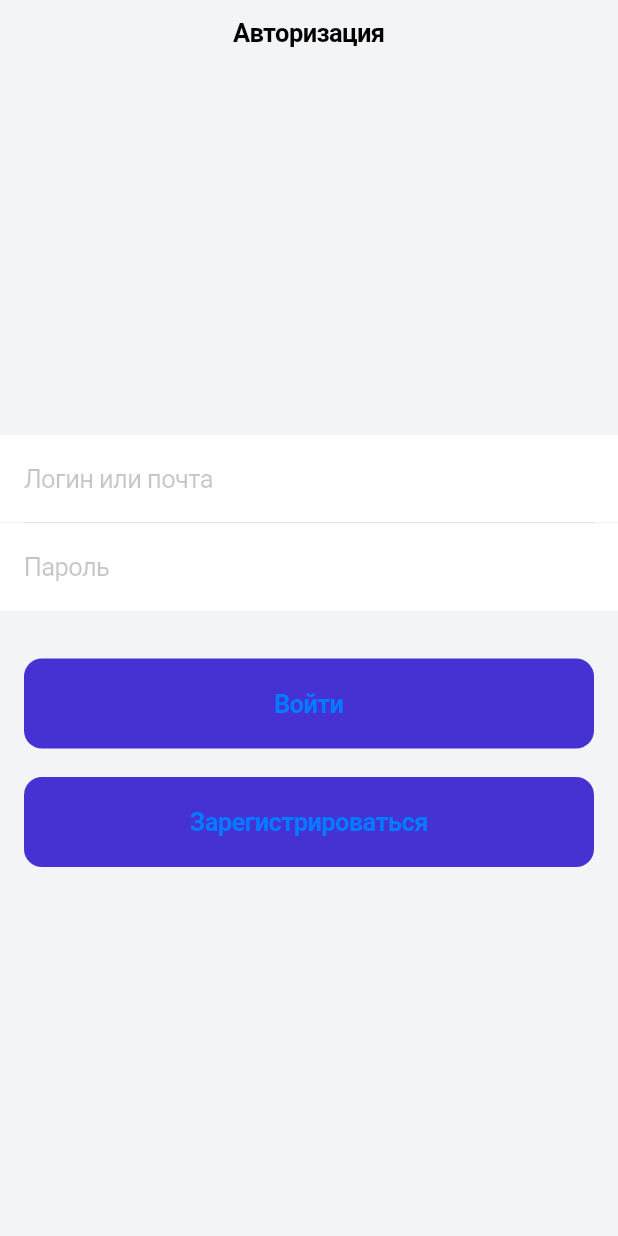
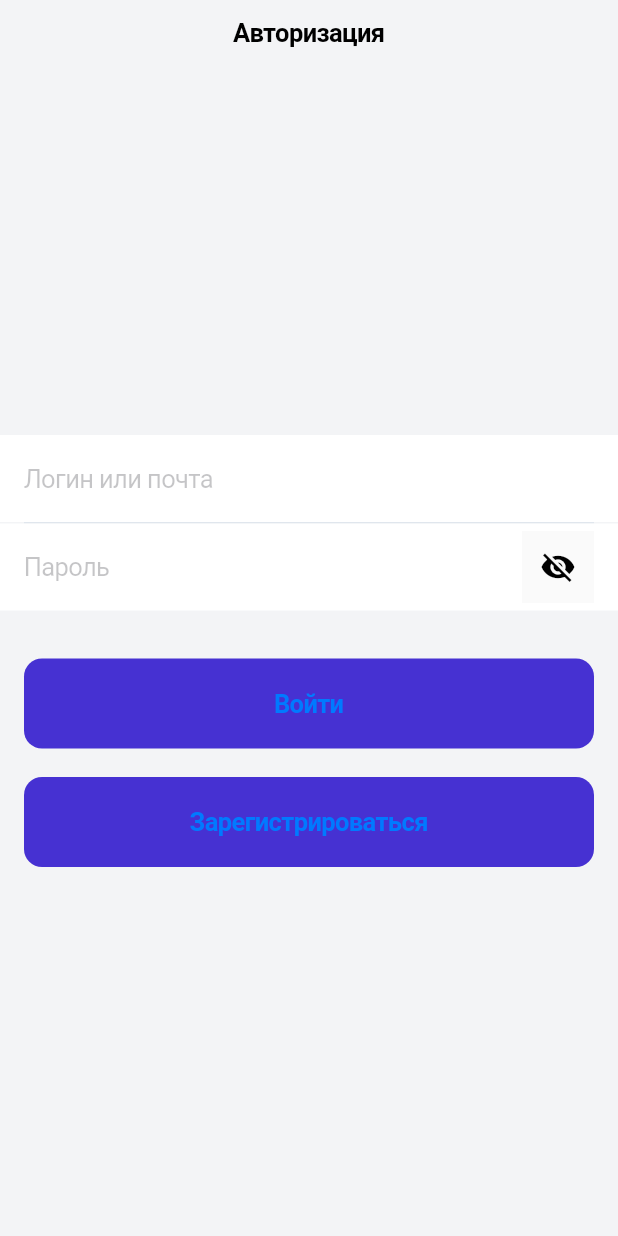
Before and after one commit to Dumankrg2019/flutter_project01, a Flutter app: the screen it shows after launch, on a phone screen of 412 x 824 dp. Run offline on Flutter 3.47's test engine with Material 2 defaults, Android fonts, the phone set to English and light mode, and no system bars; our stand-ins replace dio, flutter_svg.

Commit message:
fix: modify textfield for password field(change icon, textInput)

```diff
--- a/lib/src/common/widgets/custom_text_field.dart
+++ b/lib/src/common/widgets/custom_text_field.dart
@@ -2,7 +2,7 @@ import 'package:first_project01/src/common/constants/color_constants.dart';
 import 'package:flutter/cupertino.dart';
 import 'package:flutter/material.dart';
 
-class CustomTextField extends StatelessWidget {
+class CustomTextField extends StatefulWidget {
   final String placeholder;
   final bool showOrHideIconForPassword;
   final TextEditingController? controller;
@@ -14,20 +14,34 @@ class CustomTextField extends StatelessWidget {
   }) : super(key: key);
 
   @override
+  State<CustomTextField> createState() => _CustomTextFieldState();
+}
+
+class _CustomTextFieldState extends State<CustomTextField> {
+  bool changeShowPasswordMode = false;
+  @override
   Widget build(BuildContext context) {
     return CupertinoTextField(
-      placeholder: placeholder,
+      placeholder: widget.placeholder,
       padding: const EdgeInsets.symmetric(vertical: 19, horizontal: 16),
       decoration: BoxDecoration(color: AppColors.white),
-      suffix: showOrHideIconForPassword ? Padding(
+      suffix: widget.showOrHideIconForPassword ? Padding(
         padding: EdgeInsets.only(right: 16),
-        child: Icon(
-          Icons.visibility_off,
-          color: Colors.black,
+        child: Material(
+          child: IconButton(
+            icon: Icon(changeShowPasswordMode ? Icons.visibility : Icons.visibility_off,
+              color: Colors.black,
+            ),
+            onPressed: () {
+              setState(() {
+                changeShowPasswordMode = !changeShowPasswordMode;
+              });
+            },
+          ),
         ),
       ) : null,
-      obscureText: showOrHideIconForPassword,
-      controller: controller,
+      obscureText: !changeShowPasswordMode,
+      controller: widget.controller,
     );
   }
 }
--- a/lib/src/screens/auth/auth_screen.dart
+++ b/lib/src/screens/auth/auth_screen.dart
@@ -19,6 +19,7 @@ class _AuthScreenState extends State<AuthScreen> {
   Dio dio = Dio();
   final TextEditingController emailController = TextEditingController();
   final TextEditingController passwordController = TextEditingController();
+  bool showOrHidePassword = true;
 
   @override
   Widget build(BuildContext context) {
@@ -39,6 +40,7 @@ class _AuthScreenState extends State<AuthScreen> {
               CustomTextFieldDivider(),
               CustomTextField(placeholder: 'Пароль',
                 controller: passwordController,
+                showOrHideIconForPassword: showOrHidePassword,
               ),
               SizedBox(
                 height: 32,
```
